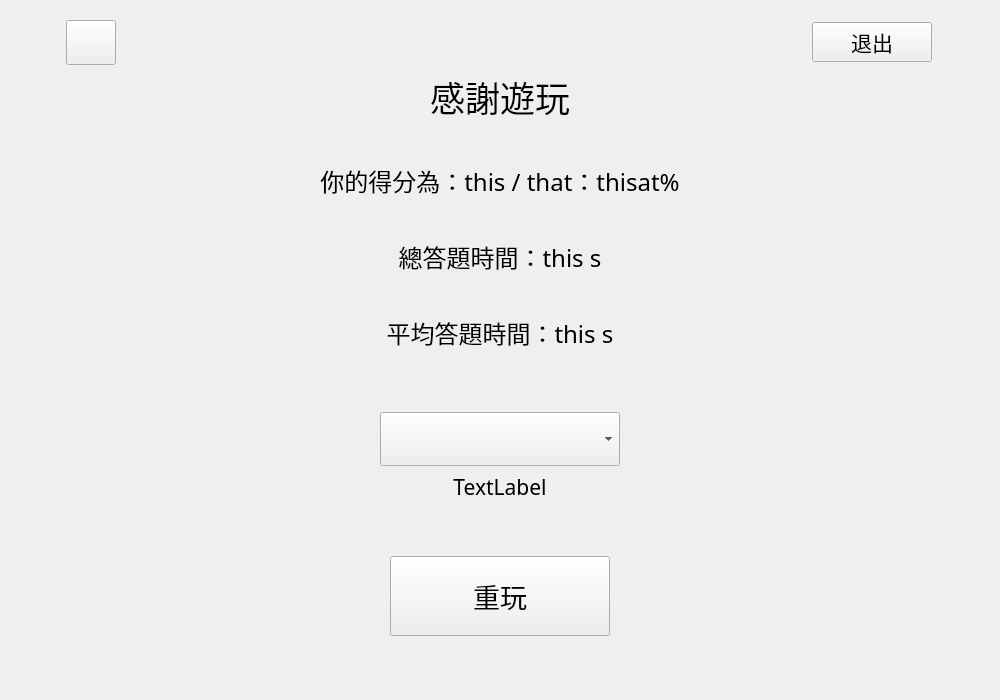
Above: src/ui_files/OutroWidget.ui from hwc20896/ChineseProj before the change. Below: the same form after it.
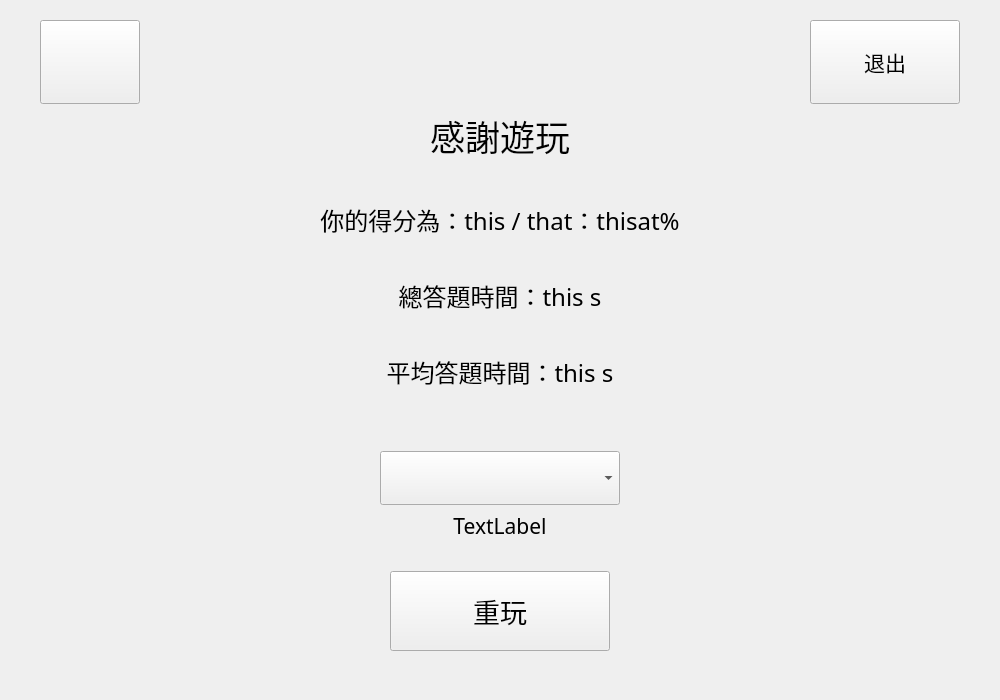
That is the form after the change.

Patch:
```diff
--- a/src/ui_files/OutroWidget.ui
+++ b/src/ui_files/OutroWidget.ui
@@ -38,12 +38,24 @@
      </property>
      <item>
       <widget class="QPushButton" name="muteSwitch">
-       <property name="maximumSize">
+       <property name="sizePolicy">
+        <sizepolicy hsizetype="Expanding" vsizetype="Expanding">
+         <horstretch>0</horstretch>
+         <verstretch>0</verstretch>
+        </sizepolicy>
+       </property>
+       <property name="minimumSize">
         <size>
          <width>50</width>
          <height>50</height>
         </size>
        </property>
+       <property name="maximumSize">
+        <size>
+         <width>100</width>
+         <height>100</height>
+        </size>
+       </property>
        <property name="text">
         <string/>
        </property>
@@ -57,9 +69,21 @@
      </item>
      <item>
       <widget class="QPushButton" name="exitButton">
-       <property name="maximumSize">
+       <property name="sizePolicy">
+        <sizepolicy hsizetype="Minimum" vsizetype="Expanding">
+         <horstretch>0</horstretch>
+         <verstretch>0</verstretch>
+        </sizepolicy>
+       </property>
+       <property name="minimumSize">
         <size>
          <width>120</width>
+         <height>0</height>
+        </size>
+       </property>
+       <property name="maximumSize">
+        <size>
+         <width>150</width>
          <height>16777215</height>
         </size>
        </property>
```
